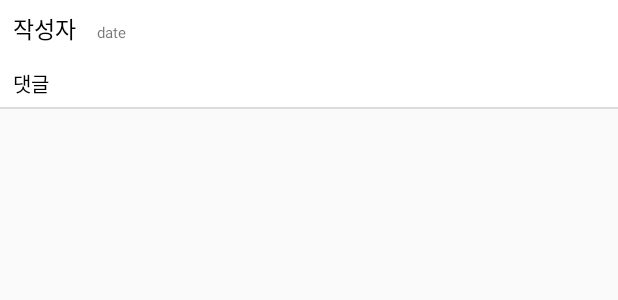
After one commit to ror3665/City_Parcel_Project, an Android app: the layout item_profile_comment.xml on its own in the app's theme, with its tools: preview values and no code run, on a phone screen of 412 x 824 dp. The commit adds this screen. Shown: the top 300 px of the screen. Run offline under Robolectric (Android 15) with nearby library versions, the phone set to English and light mode, and no system bars; network calls fail.

Commit message:
All profile Function Updated

```diff
--- a/app/src/main/java/com/example/cityparcelproject/cityparcel/message/MessageActivity.java
+++ b/app/src/main/java/com/example/cityparcelproject/cityparcel/message/MessageActivity.java
@@ -217,7 +217,7 @@ public class MessageActivity extends AppCompatActivity {
             }
             long unixTime = (long) comments.get(position).timestamp;
             Date date = new Date(unixTime);
-            simpleDateFormat.setTimeZone(TimeZone.getTimeZone("Aisa/Seoul"));
+            simpleDateFormat.setTimeZone(TimeZone.getTimeZone("Asia/Seoul"));
             String time = simpleDateFormat.format(date);
             messageViewHolder.textView_timestamp.setText(time);
         }
--- a/app/src/main/java/com/example/cityparcelproject/cityparcel/profile/VoteModel.java
+++ b/app/src/main/java/com/example/cityparcelproject/cityparcel/profile/VoteModel.java
@@ -9,6 +9,4 @@ public class VoteModel {
         public String redeliveryRate;
         public String manner;
         public String uid;
-
-
 }
--- /dev/null
+++ b/app/src/main/res/layout/item_profile_comment.xml
@@ -0,0 +1,70 @@
+<?xml version="1.0" encoding="utf-8"?>
+<LinearLayout xmlns:android="http://schemas.android.com/apk/res/android"
+    android:layout_width="match_parent"
+    android:layout_height="wrap_content">
+
+    <LinearLayout
+        android:layout_width="match_parent"
+        android:layout_height="match_parent"
+        android:background="@drawable/underline_rectangle_shape"
+        android:orientation="vertical">
+
+        <LinearLayout
+            android:layout_width="match_parent"
+            android:layout_height="wrap_content"
+            android:orientation="horizontal">
+
+            <TextView
+                android:id="@+id/textView_profile_comment_writer"
+                android:layout_width="wrap_content"
+                android:layout_height="wrap_content"
+                android:layout_marginStart="3dp"
+                android:layout_marginTop="5dp"
+                android:layout_marginBottom="5dp"
+                android:paddingStart="5dp"
+                android:paddingTop="2dp"
+                android:paddingEnd="5dp"
+                android:paddingBottom="2dp"
+                android:text="@string/writer"
+                android:textColor="@android:color/black"
+                android:textSize="15sp" />
+
+            <TextView
+                android:id="@+id/textView_profile_comment_date"
+                android:layout_width="wrap_content"
+                android:layout_height="wrap_content"
+                android:layout_marginStart="3dp"
+                android:layout_marginTop="5dp"
+                android:layout_marginBottom="5dp"
+                android:paddingStart="5dp"
+                android:paddingTop="2dp"
+                android:paddingEnd="5dp"
+                android:paddingBottom="2dp"
+                android:text="date"
+                android:textSize="10sp" />
+        </LinearLayout>
+
+        <LinearLayout
+            android:layout_width="match_parent"
+            android:layout_height="match_parent"
+            android:orientation="vertical">
+
+            <TextView
+                android:id="@+id/textView_profile_comment"
+                android:layout_width="match_parent"
+                android:layout_height="wrap_content"
+                android:layout_marginStart="3dp"
+                android:layout_marginTop="5dp"
+                android:layout_marginEnd="5dp"
+                android:layout_marginBottom="5dp"
+                android:paddingStart="5dp"
+                android:paddingTop="2dp"
+                android:paddingEnd="5dp"
+                android:paddingBottom="2dp"
+                android:text="@string/comment"
+                android:textColor="@android:color/black"
+                android:textSize="13sp" />
+        </LinearLayout>
+
+    </LinearLayout>
+</LinearLayout>
```
Also changed, not shown: app/src/main/java/com/example/cityparcelproject/cityparcel/profile/CommentModel.java (added, +33 -0 lines), app/src/main/java/com/example/cityparcelproject/cityparcel/profile/ProfileActivity.java (+66 -2 lines), app/src/main/java/com/example/cityparcelproject/cityparcel/profile/ProfileCommentAdapter.java (added, +73 -0 lines), app/src/main/res/layout/activity_profile.xml (+34 -5 lines).
